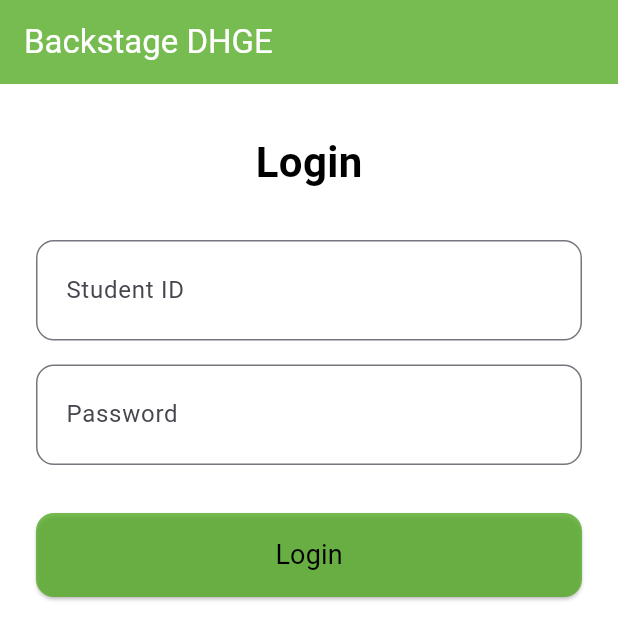
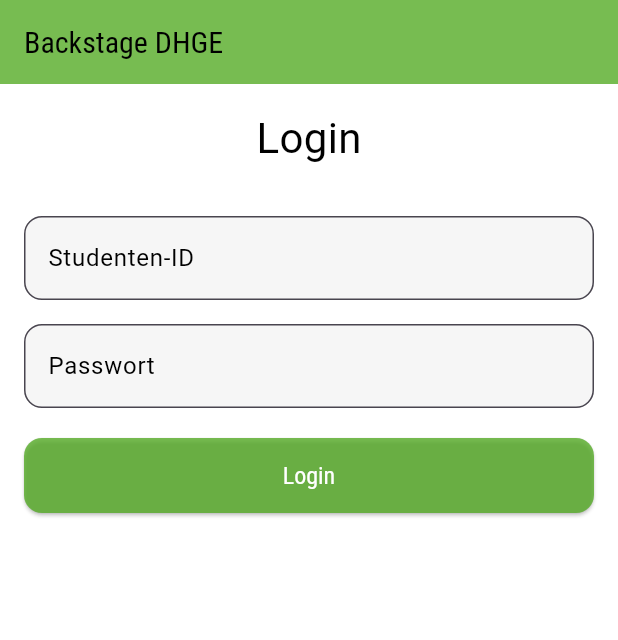
Before and after one commit to mwalexandra/choose_module_new-app, a Flutter app: the screen it shows after launch, on a phone screen of 412 x 824 dp. Shown: the top 640 px of the screen. Run offline on Flutter 3.47's test engine with Material 3 defaults, Android fonts, the light colour scheme and no system bars; our stand-ins replace firebase_core, firebase_database; accounts and stored records are empty; Roboto replaces fonts that are missing (Roboto Condensed).

Commit message:
styles finished

```diff
--- a/lib/constants/app_colors.dart
+++ b/lib/constants/app_colors.dart
@@ -7,6 +7,7 @@ class AppColors {
   static const success = Color.fromRGBO(5, 92, 43, 0.941);
   static const error = Color.fromRGBO(196, 31, 13, 1);
   static const warning = Color.fromRGBO(173, 27, 11, 1);
+  static const white = Color.fromRGBO(255, 255, 255, 1);
 
   // Светлая тема
   static const _lightBackgroundMain = Color.fromRGBO(255, 255, 255, 1);
@@ -47,6 +48,11 @@ class AppColors {
           ? _darkTextPrimary
           : _lightTextPrimary;
 
+  static Color textPrimaryOpposite(BuildContext context) =>
+      Theme.of(context).brightness == Brightness.dark
+          ? _lightTextPrimary
+          : _darkTextPrimary;
+
   static Color textSecondary(BuildContext context) =>
       Theme.of(context).brightness == Brightness.dark
           ? _darkTextSecondary
--- a/lib/constants/app_styles.dart
+++ b/lib/constants/app_styles.dart
@@ -6,7 +6,7 @@ class AppTextStyles {
   static TextStyle heading(BuildContext context) => TextStyle(
         fontFamily: 'Roboto',
         fontSize: 24,
-        fontWeight: FontWeight.bold,
+        fontWeight: FontWeight.normal,
         color: AppColors.textPrimary(context),
       );
 
@@ -14,7 +14,7 @@ class AppTextStyles {
   static TextStyle subheading(BuildContext context) => TextStyle(
         fontFamily: 'Roboto Condensed',
         fontSize: 20,
-        fontWeight: FontWeight.w600,
+        fontWeight: FontWeight.normal,
         color: AppColors.textPrimary(context),
       );
 
@@ -30,7 +30,7 @@ class AppTextStyles {
   static TextStyle button(BuildContext context) => TextStyle(
         fontFamily: 'Roboto Condensed',
         fontSize: 16,
-        fontWeight: FontWeight.bold,
-        color: Colors.white,
+        fontWeight: FontWeight.normal,
+        color: AppColors.textPrimaryOpposite(context),
       );
 }
--- a/lib/screens/login_screen.dart
+++ b/lib/screens/login_screen.dart
@@ -104,15 +104,19 @@ class _LoginScreenState extends State<LoginScreen> {
   @override
   Widget build(BuildContext context) {
   return Scaffold(
-      appBar: AppBar(title: const Text('Backstage DHGE')),
+    backgroundColor: AppColors.backgroundMain(context), // добавлено
+    appBar: AppBar(
+      title: Text('Backstage DHGE', style: AppTextStyles.subheading(context)),
+    ),
     body: isLoading
         ? const Center(child: CircularProgressIndicator())
         : SingleChildScrollView(
-              padding: const EdgeInsets.symmetric(horizontal: 24, vertical: 32),
-              child: Form(
+            padding: const EdgeInsets.all(16),
+            child: Column(
+              children: [
+                Form(
                   key: _formKey,
                   child: Column(
-                  mainAxisSize: MainAxisSize.min,
                     children: [
                     Text(
                       'Login',
@@ -122,46 +126,55 @@ class _LoginScreenState extends State<LoginScreen> {
                       TextFormField(
                         controller: _studentIdController,
                         decoration: InputDecoration(
-                        labelText: 'Student ID',
-                        border: OutlineInputBorder(borderRadius: BorderRadius.circular(12)),
-                        contentPadding: const EdgeInsets.symmetric(vertical: 20, horizontal: 16),
+                          labelText: 'Studenten-ID',
+                          labelStyle: AppTextStyles.body(context),
+                          border: OutlineInputBorder(
+                              borderRadius: BorderRadius.circular(12)),
+                          contentPadding: const EdgeInsets.symmetric(
+                              vertical: 16, horizontal: 12),
+                          filled: true,
+                          fillColor: AppColors.backgroundSubtle(context), // фон поля
                         ),
-                      style: AppTextStyles.body(context).copyWith(fontSize: 18),
-                      validator: (value) =>
-                          value == null || value.isEmpty ? 'Bitte geben Sie die Student ID ein' : null,
+                        style: AppTextStyles.body(context),
                       ),
                       const SizedBox(height: 16),
                       TextFormField(
                         controller: _passwordController,
+                        obscureText: true,
                         decoration: InputDecoration(
-                        labelText: 'Password',
-                        border: OutlineInputBorder(borderRadius: BorderRadius.circular(12)),
-                        contentPadding: const EdgeInsets.symmetric(vertical: 20, horizontal: 16),
+                          labelText: 'Passwort',
+                          labelStyle: AppTextStyles.body(context),
+                          border: OutlineInputBorder(
+                              borderRadius: BorderRadius.circular(12)),
+                          contentPadding: const EdgeInsets.symmetric(
+                              vertical: 16, horizontal: 12),
+                          filled: true,
+                          fillColor: AppColors.backgroundSubtle(context),
                         ),
-                      style: AppTextStyles.body(context).copyWith(fontSize: 18),
-                      obscureText: true,
-                      validator: (value) =>
-                          value == null || value.isEmpty ? 'Bitte geben Sie das Passwort ein' : null,
+                        style: AppTextStyles.body(context),
                       ),
-                    const SizedBox(height: 32),
+                      const SizedBox(height: 20),
                       SizedBox(
                         width: double.infinity,
-                      height: 56,
+                        height: 50,
                         child: ElevatedButton(
-                        onPressed: isLoggingIn ? null : _login,
+                          onPressed: _login,
                           style: ElevatedButton.styleFrom(
-                          backgroundColor: AppColors.primary,
+                            backgroundColor: AppColors.primary, // фон кнопки
+                            foregroundColor: Colors.white,      // цвет текста
+                            textStyle: AppTextStyles.button(context),  // шрифт, размер, жирность
                             shape: RoundedRectangleBorder(
-                              borderRadius: BorderRadius.circular(12)),
+                              borderRadius: BorderRadius.circular(12),
                             ),
-                        child: isLoggingIn
-                            ? const CircularProgressIndicator(color: Colors.white)
-                            : Text('Login', style: AppTextStyles.body(context).copyWith(fontSize: 18)),
+                          ),
+                          child: const Text('Login'),
                         ),
                       ),
                     ],
                   ),
                 ),
+              ],
+            ),
           ),
   );
   }
```
Also changed, not shown: lib/screens/home_screen.dart (+51 -32 lines). Lines whose indentation alone changed are shown as unchanged.
